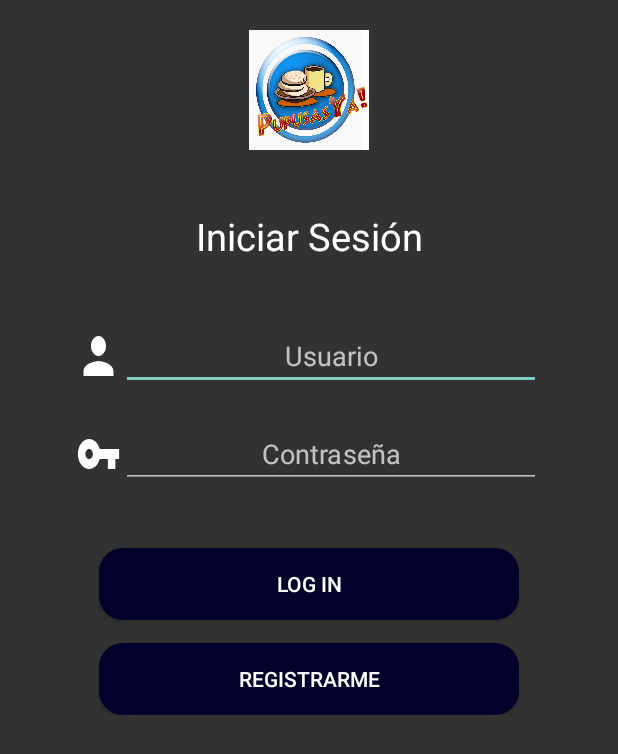
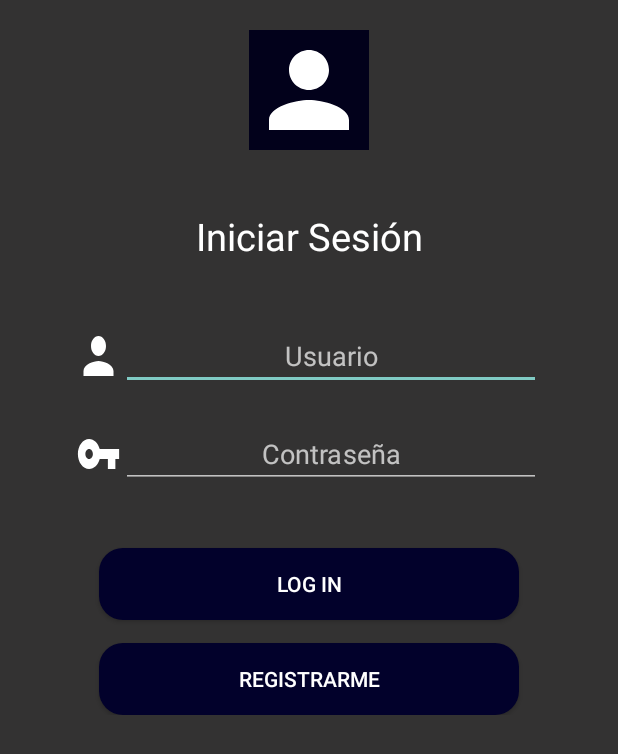
Before and after one commit to shivera605/PupusasYaProjectCli, an Android app: the screen it shows after launch (Login), on a phone screen of 412 x 824 dp. Shown: the top 754 px of the screen. Run offline under Robolectric (Android 15) with nearby library versions, the phone set to English and light mode, and no system bars; libraries missing offline, so code that uses them is left out: com.loopj.android, cz.msebera.android.

Commit message:
cambios3

```diff
--- a/app/src/main/res/layout/activity_login.xml
+++ b/app/src/main/res/layout/activity_login.xml
@@ -24,7 +24,7 @@
             <ImageView
                 android:layout_width="80dp"
                 android:layout_height="80dp"
-                android:background="@drawable/pupusasYa" />
+                android:background="@drawable/vperfil2" />
         </LinearLayout>
 
         <LinearLayout
--- a/app/src/main/res/layout/nav_header_menu_principal.xml
+++ b/app/src/main/res/layout/nav_header_menu_principal.xml
@@ -18,7 +18,7 @@
         android:layout_height="83dp"
         android:contentDescription="@string/menu_gallery"
         android:paddingTop="@dimen/nav_header_vertical_spacing"
-        app:srcCompat="@drawable/pupusasYa" />
+        app:srcCompat="@mipmap/ic_launcher1" />
 
     <TextView
         android:layout_width="match_parent"
```
